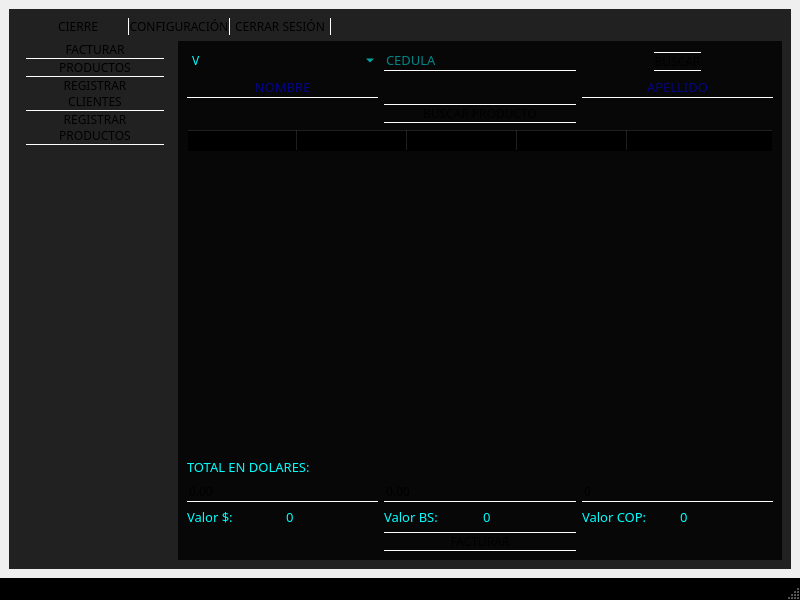
DevHarsue/FRIKIZONE, file ui/interfaz_principal.ui: the form before one commit.
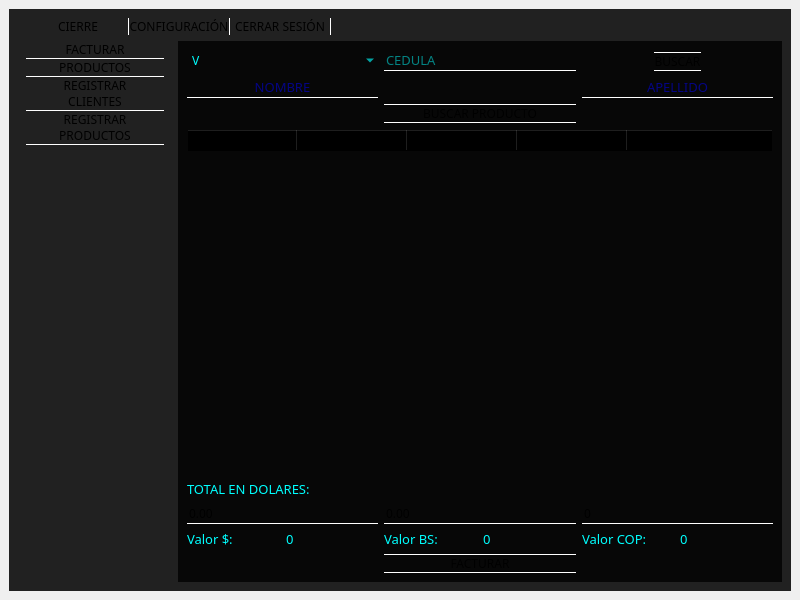
The form after the commit. Icons and pictures are not drawn.

Diff of the .ui file:
```diff
--- a/ui/interfaz_principal.ui
+++ b/ui/interfaz_principal.ui
@@ -1606,7 +1606,6 @@
     </item>
    </layout>
   </widget>
-  <widget class="QStatusBar" name="statusbar"/>
  </widget>
  <tabstops>
   <tabstop>boton_v_facturar</tabstop>
```
Left out of the diff: 6 changed lines with no effect on the pictures.
